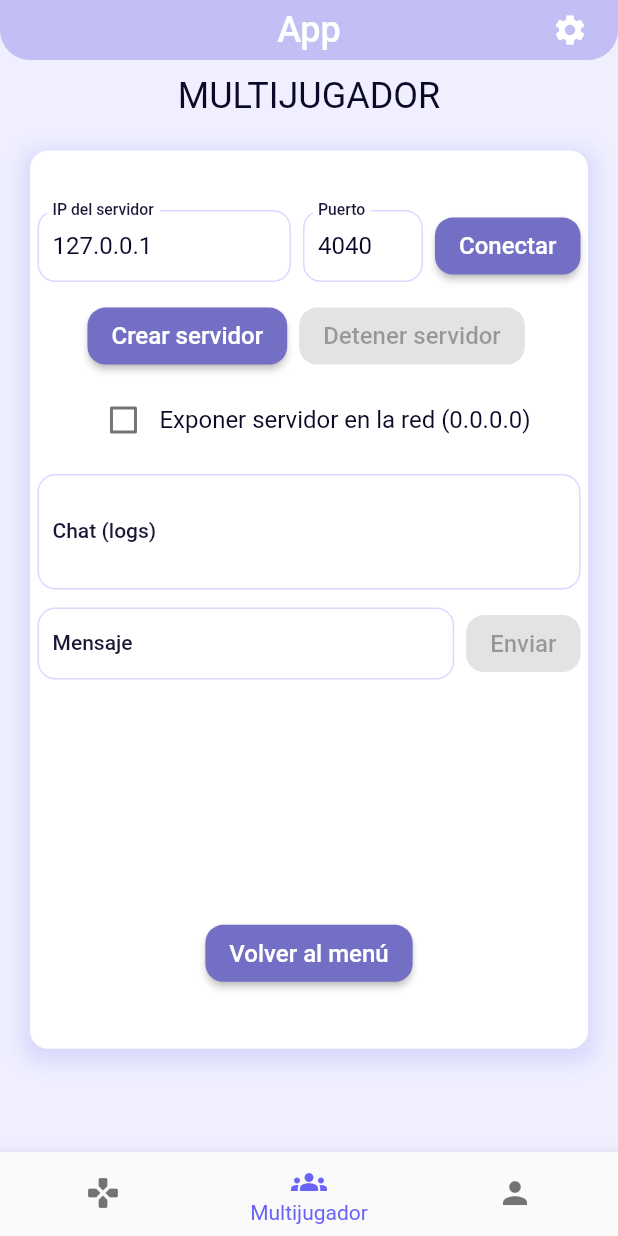
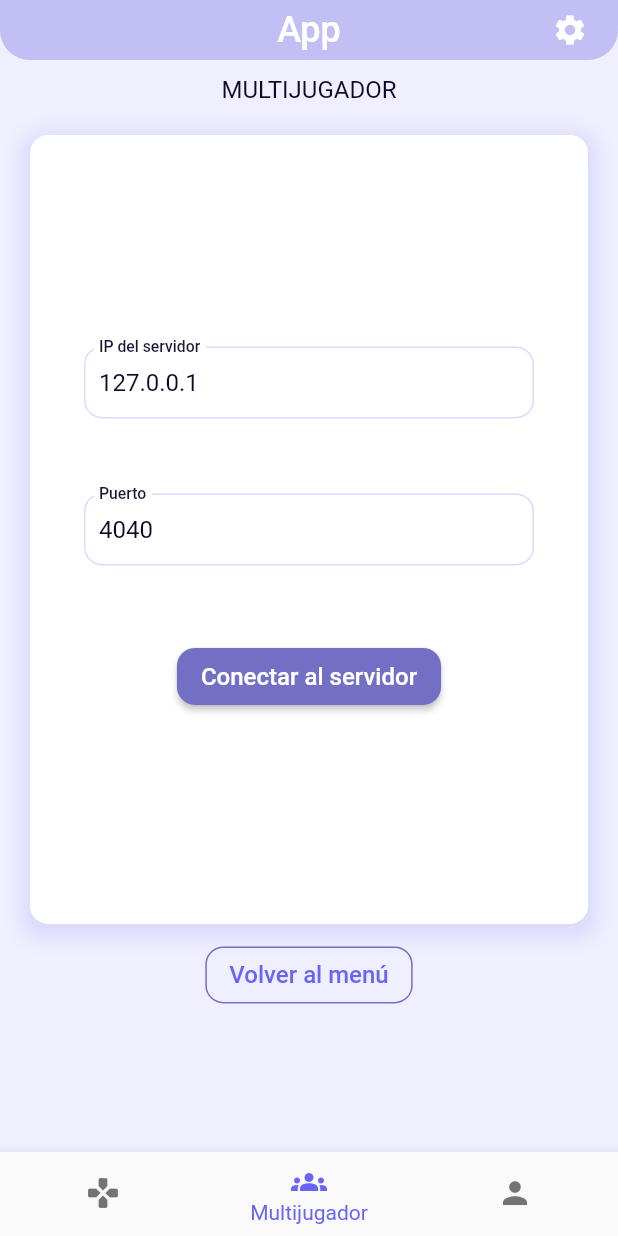
Before and after one commit to Keiner-Frontado/Sopas-Flutter, a Flutter app: the screen it shows after launch, item 2 of the bottom bar chosen, after a tap on "Crear partida", on a phone screen of 412 x 824 dp. Run offline on Flutter 3.47's test engine with Material 3 defaults, Android fonts, the phone set to English and light mode, and no system bars.

Commit message:
refactor: add multiplayer config menu system

```diff
--- a/lib/components/layout.dart
+++ b/lib/components/layout.dart
@@ -39,10 +39,7 @@ class _Layout extends State<Layout> {
         index: selected,
         children: [
           SingleplayerScreen(),
-          AppView(
-            title: Text("MULTIJUGADOR", style: Styles.titleText),
-            child: MultiplayerScreen()
-          ),
+          MultiplayerScreen(),
           AppView(
             title: Text("PERFIL", style: Styles.titleText),
             footer: ElevatedButton(
--- a/lib/screens/multiplayer/client.dart
+++ b/lib/screens/multiplayer/client.dart
@@ -69,7 +69,7 @@ class _ClientScreenState extends State<ClientScreen> {
   Future<void> _sendMessage() async {
     final text = _inputController.text.trim();
     if (text.isEmpty) return;
-  await _tcpClient.enviar({ 'msg': text });
+    await _tcpClient.enviar({ 'msg': text });
     // Optionally show the sent message immediately in logs (it will also be logged by manager)
     final previous = _logsController.text;
     final updated = previous.isEmpty ? 'Tú: $text' : '$previous \n Tú: $text';
--- a/lib/screens/multiplayer/multiplayer.dart
+++ b/lib/screens/multiplayer/multiplayer.dart
@@ -1,4 +1,6 @@
 import 'package:flutter/material.dart';
+import 'package:flutter_application_1/components/app_view.dart';
+import 'package:flutter_application_1/core/constants/styles.dart' as app_styles;
 import 'package:flutter_application_1/screens/multiplayer/client.dart';
 import 'package:flutter_application_1/screens/multiplayer/server.dart';
 
@@ -11,57 +13,140 @@ class MultiplayerScreen extends StatefulWidget {
 
 class _MultiplayerScreenState extends State<MultiplayerScreen> {
   int selected = 0;
+  bool config = true;
+  final ipController = TextEditingController(text: '127.0.0.1');
+  final portController = TextEditingController(text: '4040');
   @override
   Widget build(BuildContext context) {
-    return Column(
-      mainAxisAlignment: MainAxisAlignment.spaceAround,
+    return AppView(
+      title: Text("MULTIJUGADOR"),
+      height: 0.75,
+      footer: _setFooter(),
+      child: Column(
+        mainAxisAlignment: MainAxisAlignment.center,
+        spacing: 50,
+        children: _setChildren()
+      )
+    );
 
-      children: [
-      (selected == 0)
-    ? _showMenu()
-    : (selected == 1)
-    ? _showClient()
-    : _showServer(),
-    SizedBox(height: 20),
-    (selected != 0) ? ElevatedButton(
-        onPressed: () => {
-          setState(() {
+
+  }
+  Widget? _setFooter() {
+    if (selected == 0) return null;
+    return OutlinedButton(
+
+      onPressed: () => setState((){
         selected = 0;
-          })
-        },
+        config = true;
+        }),
       child: const Text("Volver al menú")
-      ) : Text("")
-    ]
-
     );
   }
 
-  Widget _showMenu() {
-    return
-        Column(
-        spacing: 20,
-        children: [
-          ElevatedButton(onPressed: () => {
-            setState(() {
-            selected = 2;
-            })},
+  List<Widget> _setChildren() {
+    List<Widget> children = [];
+    if (selected == 0) {
+      children = _showMenu();
+    } else if (selected == 1) {
+      children = _showServer();
+    } else if (selected == 2){
+      children = _showClient();
+    }
+
+    return children;
+  }
+
+  List<Widget> _showMenu() {
+    return [
+      ElevatedButton(
+        onPressed: () => setState(() => selected = 1),
         child: const Text("Crear partida")
       ),
       ElevatedButton(
-            onPressed: () => {
-            setState(() {
-            selected = 1;
-            })},
+        onPressed: () => setState(() => selected = 2),
         child: const Text("Unirse a partida")
       ),
-        ],
-        );
-  }
-  Widget _showServer() {
-    return ServerScreen();
+    ];
   }
 
-  Widget _showClient() {
-    return ClientScreen();
+  List<Widget> _showServer() {
+
+    if (config){
+      return [
+
+        SizedBox(
+          width: 300,
+          child: TextField(
+            controller: ipController,
+            style: app_styles.Styles.text,
+            decoration: const InputDecoration(
+              labelText: 'IP del servidor',
+              hintText: '127.0.0.1',
+            ),
+          ),
+        ),
+
+        SizedBox(
+          width: 300,
+          child: TextField(
+            controller: portController,
+            style: app_styles.Styles.text,
+            decoration: const InputDecoration(
+              labelText: 'Puerto',
+              hintText: '4040',
+            ),
+            keyboardType: TextInputType.number,
+          ),
+        ),
+
+        ElevatedButton(
+          onPressed: ()=> setState(()=> config = false),
+          child: Text("Conectar al servidor")
+        )
+
+
+      ];
+    }else{
+      return [ServerScreen()];
     }
   }
+
+  List<Widget> _showClient() {
+    if (config){
+      return [
+
+        SizedBox(
+          width: 300,
+          child: TextField(
+            controller: ipController,
+            style: app_styles.Styles.text,
+            decoration: const InputDecoration(
+              labelText: 'IP del servidor',
+              hintText: '127.0.0.1',
+            ),
+          ),
+        ),
+
+        SizedBox(
+          width: 300,
+          child: TextField(
+            controller: portController,
+            style: app_styles.Styles.text,
+            decoration: const InputDecoration(
+              labelText: 'Puerto',
+              hintText: '4040',
+            ),
+            keyboardType: TextInputType.number,
+          ),
+        ),
+
+        ElevatedButton(
+          onPressed: ()=> setState(()=> config = false),
+          child: Text("Conectar al servidor")
+        )
+      ];
+    }else{
+    return [ClientScreen()];
+    }
+  }
+}
```
Lines whose indentation alone changed are shown as unchanged.
